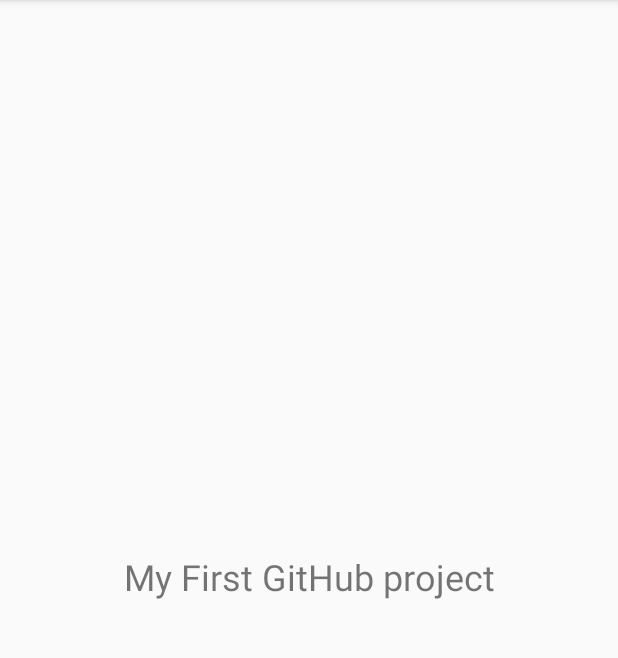
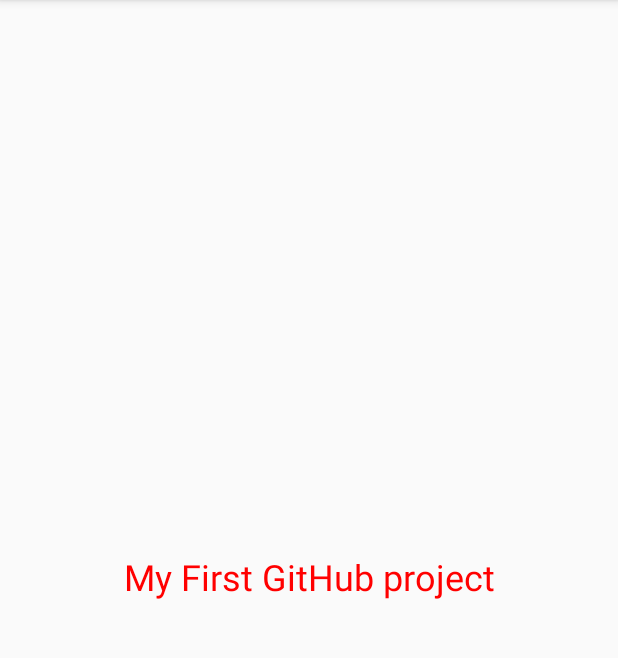
Before and after one commit to nkmj78/And47_Git, an Android app: the screen it shows after launch (MainActivity), on a phone screen of 412 x 824 dp, the part 84-742 px from its top. Run offline under Robolectric (Android 15) with nearby library versions, the phone set to English and light mode, and no system bars.

Commit message:
setTextColor 추가

```diff
--- a/app/src/main/java/edu/android/and47_git/MainActivity.java
+++ b/app/src/main/java/edu/android/and47_git/MainActivity.java
@@ -1,5 +1,6 @@
 package edu.android.and47_git;
 
+import android.graphics.Color;
 import android.support.v7.app.AppCompatActivity;
 import android.os.Bundle;
 import android.widget.EditText;
@@ -15,6 +16,6 @@ public class MainActivity extends AppCompatActivity {
         textView=findViewById(R.id.textView);
         textView.setText("My First GitHub project");
         textView.setTextSize(24);
-
+        textView.setTextColor(Color.RED);
     }
 }
```
